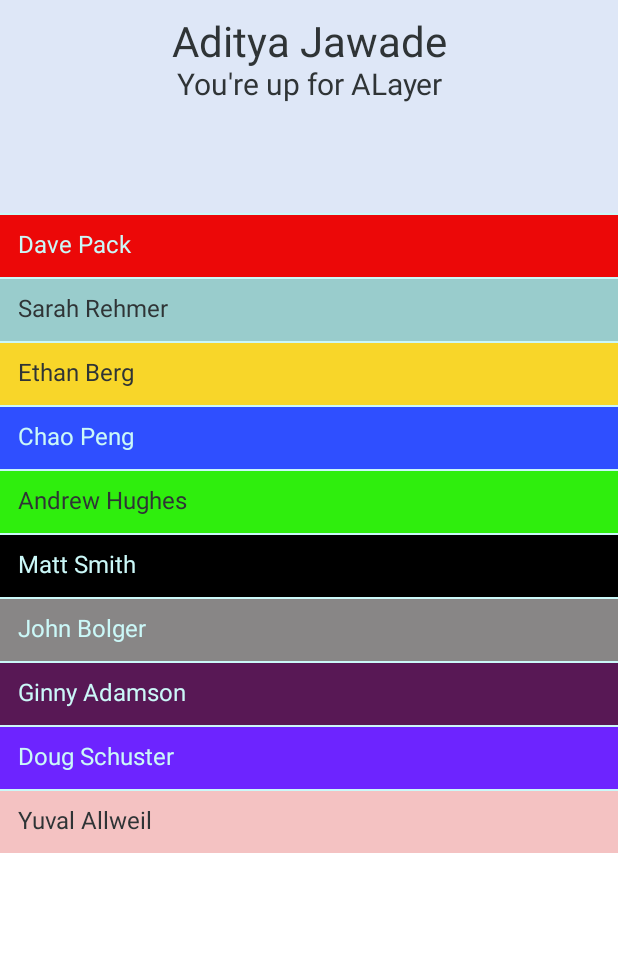
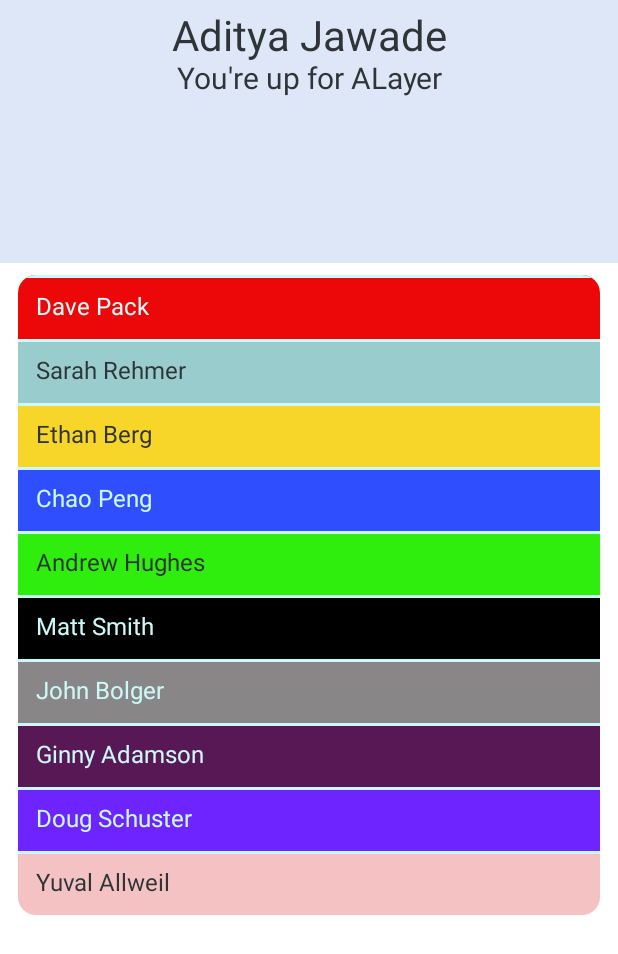
Before and after one commit to AH61274/RandoMiser, an Android app built with Jetpack Compose: the screen it shows after launch (MainActivity), on a phone screen of 412 x 824 dp. Shown: the top 954 px of the screen. Run offline under Robolectric (Android 15) with nearby library versions, the phone set to English and light mode, and no system bars; our stand-ins replace Dagger/Hilt's generated code.

Commit message:
UI update

```diff
--- a/app/src/main/java/com/example/randomiser/ui/screens/MainActivityUI.kt
+++ b/app/src/main/java/com/example/randomiser/ui/screens/MainActivityUI.kt
@@ -12,17 +12,13 @@ import androidx.compose.material.Surface
 import androidx.compose.material.Text
 import androidx.compose.runtime.Composable
 import androidx.compose.ui.Modifier
-import androidx.compose.ui.graphics.Color
+import androidx.compose.ui.draw.clip
 import androidx.compose.ui.text.font.FontFamily
 import androidx.compose.ui.text.style.TextAlign
 import androidx.compose.ui.tooling.preview.Preview
-import androidx.compose.ui.unit.dp
-import androidx.compose.ui.unit.sp
 import com.example.randomiser.RandoMiserViewModel
-import com.example.randomiser.model.Platform
 import com.example.randomiser.model.Teammate
-import com.example.randomiser.ui.theme.RandoMiserTheme
-import com.example.randomiser.ui.theme.RandoWhite
+import com.example.randomiser.ui.theme.*
 import kotlin.random.Random
 
 @Composable
@@ -35,11 +31,11 @@ fun MemberListItem(teammate: Teammate) {
                 fontFamily = FontFamily.SansSerif,
                 modifier = Modifier
                     .fillMaxWidth()
-                    .padding(12.dp),
+                    .padding(LARGE_DP),
             )
             Divider(
                 color = RandoWhite,
-                thickness = 1.dp
+                thickness = SMALL_DP
             )
         }
     }
@@ -50,6 +46,8 @@ fun TeamList(teammates: List<Teammate>, onClick: () -> Unit) {
     LazyColumn(
         Modifier
             .fillMaxWidth()
+            .padding(LARGE_DP, MED_DP)
+            .clip(Shapes.medium)
             .clickable { onClick() }
     ) {
         items(teammates) { teammate ->
@@ -65,25 +63,25 @@ fun WhosUp(teammate: Teammate) {
             color = color,
             modifier = Modifier
                 .fillMaxWidth()
-                .height(142.dp)
+                .height(MAIN_BOX_HEIGHT)
         ) {
             Column(
                 modifier = Modifier
                     .fillMaxWidth()
-                    .padding(12.dp)
+                    .padding(MED_DP)
             ) {
                 Text(
                     text = name,
                     color = accentColor,
                     textAlign = TextAlign.Center,
-                    fontSize = 28.sp,
+                    fontSize = XL_FONT,
                     modifier = Modifier.fillMaxWidth()
                 )
                 Text(
                     text = "You're up for $platform",
                     color = accentColor,
                     textAlign = TextAlign.Center,
-                    fontSize = 20.sp,
+                    fontSize = LARGE_FONT,
                     modifier = Modifier.fillMaxWidth()
                 )
             }
--- a/app/src/main/java/com/example/randomiser/ui/theme/Shape.kt
+++ b/app/src/main/java/com/example/randomiser/ui/theme/Shape.kt
@@ -6,6 +6,6 @@ import androidx.compose.ui.unit.dp
 
 val Shapes = Shapes(
     small = RoundedCornerShape(4.dp),
-    medium = RoundedCornerShape(4.dp),
+    medium = RoundedCornerShape(12.dp),
     large = RoundedCornerShape(0.dp)
 )
--- /dev/null
+++ b/app/src/main/java/com/example/randomiser/ui/theme/dimen.kt
@@ -0,0 +1,14 @@
+package com.example.randomiser.ui.theme
+
+import androidx.compose.ui.unit.dp
+import androidx.compose.ui.unit.sp
+
+val SMALL_DP = 2.dp
+val MED_DP = 8.dp
+val LARGE_DP = 12.dp
+val XL_DP = 16.dp
+
+val LARGE_FONT = 20.sp
+val XL_FONT = 28.sp
+
+val MAIN_BOX_HEIGHT = 175.dp
```
